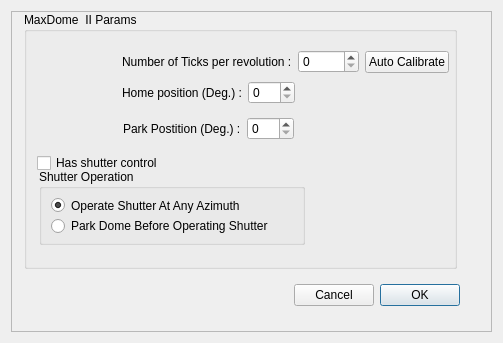
Above: maxdomeII.ui from rpineau/maxdomeII before the change. Below: the same form after it.
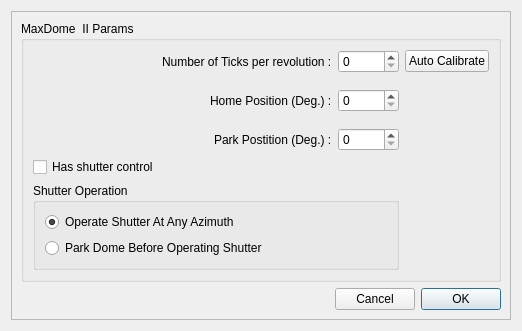
That is the form after the change. Custom widgets are drawn as their Qt base class.

```diff
--- a/maxdomeII.ui
+++ b/maxdomeII.ui
@@ -6,8 +6,8 @@
    <rect>
     <x>0</x>
     <y>0</y>
-    <width>503</width>
-    <height>343</height>
+    <width>522</width>
+    <height>331</height>
    </rect>
   </property>
   <property name="windowTitle">
@@ -25,40 +25,56 @@
      <property name="SerialPortName" stdset="0">
       <string/>
      </property>
+     <layout class="QGridLayout" name="gridLayout">
+      <item row="1" column="0">
+       <layout class="QHBoxLayout" name="horizontalLayout_4">
+        <item>
+         <spacer name="horizontalSpacer_4">
+          <property name="orientation">
+           <enum>Qt::Horizontal</enum>
+          </property>
+          <property name="sizeHint" stdset="0">
+           <size>
+            <width>40</width>
+            <height>20</height>
+           </size>
+          </property>
+         </spacer>
+        </item>
+        <item>
+         <widget class="QPushButton" name="pushButtonCancel">
+          <property name="text">
+           <string>Cancel</string>
+          </property>
+         </widget>
+        </item>
+        <item>
+         <widget class="QPushButton" name="pushButtonOK">
+          <property name="text">
+           <string>OK</string>
+          </property>
+          <property name="default">
+           <bool>true</bool>
+          </property>
+         </widget>
+        </item>
+       </layout>
+      </item>
+      <item row="0" column="0">
      <widget class="QGroupBox" name="MaxDomeIIParams">
-      <property name="geometry">
-       <rect>
-        <x>13</x>
-        <y>1</y>
-        <width>433</width>
-        <height>257</height>
-       </rect>
-      </property>
       <property name="title">
        <string>MaxDome  II Params</string>
       </property>
-      <widget class="QCheckBox" name="checkBox">
-       <property name="geometry">
-        <rect>
-         <x>13</x>
-         <y>142</y>
-         <width>134</width>
-         <height>18</height>
-        </rect>
-       </property>
+        <layout class="QGridLayout" name="gridLayout_2">
+         <item row="9" column="0">
+          <widget class="QCheckBox" name="hasShutter">
        <property name="text">
         <string>Has shutter control</string>
        </property>
       </widget>
+         </item>
+         <item row="10" column="0">
       <widget class="QGroupBox" name="groupBoxShutter">
-       <property name="geometry">
-        <rect>
-         <x>15</x>
-         <y>157</y>
-         <width>266</width>
-         <height>76</height>
-        </rect>
-       </property>
        <property name="title">
         <string>Shutter Operation</string>
        </property>
@@ -82,15 +98,39 @@
         </item>
        </layout>
       </widget>
-      <widget class="QWidget" name="">
-       <property name="geometry">
-        <rect>
-         <x>16</x>
-         <y>32</y>
-         <width>409</width>
-         <height>36</height>
-        </rect>
-       </property>
+         </item>
+         <item row="8" column="0">
+          <layout class="QHBoxLayout" name="horizontalLayout_3">
+           <item>
+            <spacer name="horizontalSpacer_3">
+             <property name="orientation">
+              <enum>Qt::Horizontal</enum>
+             </property>
+             <property name="sizeHint" stdset="0">
+              <size>
+               <width>40</width>
+               <height>20</height>
+              </size>
+             </property>
+            </spacer>
+           </item>
+           <item>
+            <widget class="QLabel" name="label_3">
+             <property name="text">
+              <string>Park Postition (Deg.) :</string>
+             </property>
+            </widget>
+           </item>
+           <item>
+            <widget class="QSpinBox" name="parkPosition">
+             <property name="maximum">
+              <number>65535</number>
+             </property>
+            </widget>
+           </item>
+          </layout>
+         </item>
+         <item row="0" column="0">
        <layout class="QHBoxLayout" name="horizontalLayout">
         <item>
          <spacer name="horizontalSpacer">
@@ -119,24 +159,9 @@
           </property>
          </widget>
         </item>
-        <item>
-         <widget class="QPushButton" name="autoCalibrate">
-          <property name="text">
-           <string>Auto Calibrate</string>
-          </property>
-         </widget>
-        </item>
-       </layout>
-      </widget>
-      <widget class="QWidget" name="">
-       <property name="geometry">
-        <rect>
-         <x>16</x>
-         <y>68</y>
-         <width>337</width>
-         <height>26</height>
-        </rect>
-       </property>
+          </layout>
+         </item>
+         <item row="5" column="0" rowspan="2">
        <layout class="QHBoxLayout" name="horizontalLayout_2">
         <item>
          <spacer name="horizontalSpacer_2">
@@ -154,84 +179,27 @@
         <item>
          <widget class="QLabel" name="label_2">
           <property name="text">
-           <string>Home position (Deg.) :</string>
+              <string>Home Position (Deg.) :</string>
           </property>
          </widget>
         </item>
         <item>
          <widget class="QSpinBox" name="homePosition">
           <property name="maximum">
-           <number>359</number>
+              <number>65535</number>
           </property>
          </widget>
         </item>
-        <item>
-         <spacer name="horizontalSpacer_5">
-          <property name="orientation">
-           <enum>Qt::Horizontal</enum>
-          </property>
-          <property name="sizeHint" stdset="0">
-           <size>
-            <width>40</width>
-            <height>20</height>
-           </size>
-          </property>
-         </spacer>
-        </item>
-       </layout>
-      </widget>
-      <widget class="QWidget" name="">
-       <property name="geometry">
-        <rect>
-         <x>16</x>
-         <y>104</y>
-         <width>337</width>
-         <height>26</height>
-        </rect>
-       </property>
-       <layout class="QHBoxLayout" name="horizontalLayout_3">
-        <item>
-         <spacer name="horizontalSpacer_3">
-          <property name="orientation">
-           <enum>Qt::Horizontal</enum>
-          </property>
-          <property name="sizeHint" stdset="0">
-           <size>
-            <width>40</width>
-            <height>20</height>
-           </size>
-          </property>
-         </spacer>
-        </item>
-        <item>
-         <widget class="QLabel" name="label_3">
+          </layout>
+         </item>
+         <item row="0" column="1">
+          <widget class="QPushButton" name="autoCalibrate">
           <property name="text">
-           <string>Park Postition (Deg.) :</string>
+            <string>Auto Calibrate</string>
           </property>
          </widget>
         </item>
-        <item>
-         <widget class="QSpinBox" name="pakPosition">
-          <property name="maximum">
-           <number>359</number>
-          </property>
-         </widget>
-        </item>
-        <item>
-         <spacer name="horizontalSpacer_6">
-          <property name="orientation">
-           <enum>Qt::Horizontal</enum>
-          </property>
-          <property name="sizeHint" stdset="0">
-           <size>
-            <width>40</width>
-            <height>20</height>
-           </size>
-          </property>
-         </spacer>
-        </item>
-       </layout>
-      </widget>
+        </layout>
       <zorder>ticksPerRev</zorder>
       <zorder>label</zorder>
       <zorder>label_2</zorder>
@@ -241,49 +209,14 @@
       <zorder>verticalLayoutWidget</zorder>
       <zorder>checkBox</zorder>
       <zorder>groupBoxShutter</zorder>
-     </widget>
-     <widget class="QWidget" name="horizontalLayoutWidget">
-      <property name="geometry">
-       <rect>
-        <x>16</x>
-        <y>264</y>
-        <width>433</width>
-        <height>41</height>
-       </rect>
-      </property>
-      <layout class="QHBoxLayout" name="horizontalLayout_4">
-       <item>
-        <spacer name="horizontalSpacer_4">
-         <property name="orientation">
-          <enum>Qt::Horizontal</enum>
-         </property>
-         <property name="sizeHint" stdset="0">
-          <size>
-           <width>40</width>
-           <height>20</height>
-          </size>
-         </property>
-        </spacer>
-       </item>
-       <item>
-        <widget class="QPushButton" name="pushButtonCancel">
-         <property name="text">
-          <string>Cancel</string>
-         </property>
-        </widget>
-       </item>
-       <item>
-        <widget class="QPushButton" name="pushButtonOK">
-         <property name="text">
-          <string>OK</string>
-         </property>
-         <property name="default">
-          <bool>true</bool>
-         </property>
+        <zorder></zorder>
+        <zorder></zorder>
+        <zorder>hasShutter</zorder>
+        <zorder></zorder>
+        <zorder>autoCalibrate</zorder>
         </widget>
        </item>
       </layout>
-     </widget>
     </widget>
    </item>
   </layout>
```
Left out of the diff: 6 changed lines with no effect on the pictures. Lines whose indentation alone changed are shown as unchanged.
